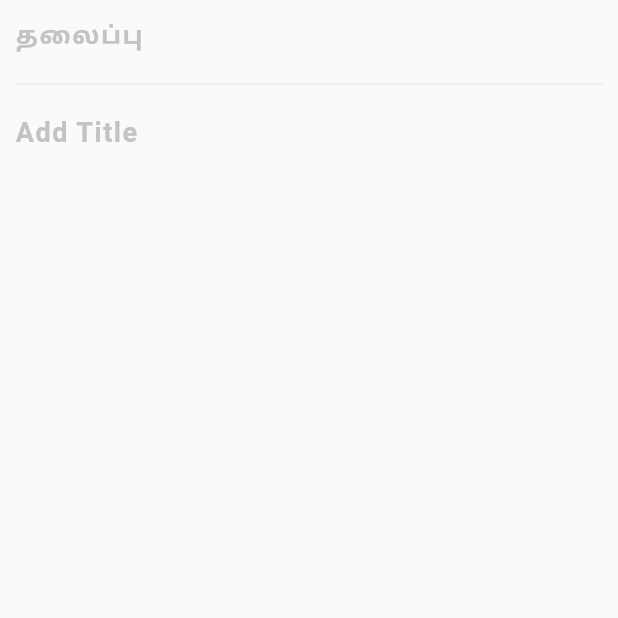
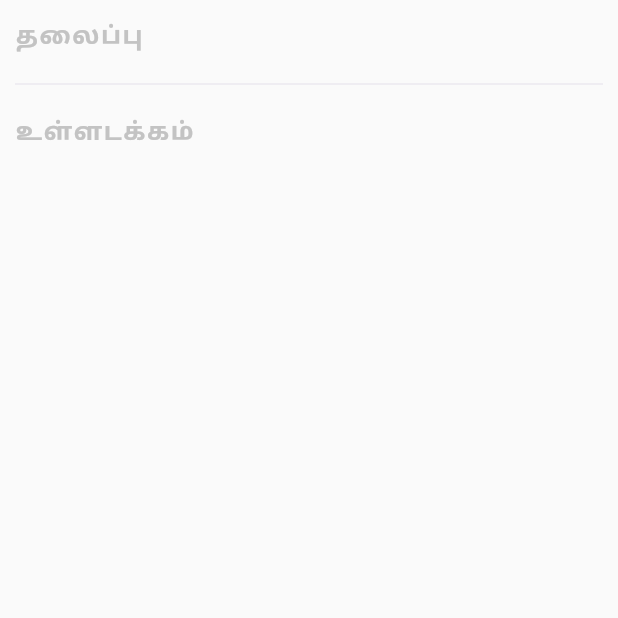
Before and after one commit to kishoreckd/Tamil_keyboard, a Flutter app: the screen it shows after launch, on a phone screen of 412 x 824 dp, the top half of it. Run offline on Flutter 3.47's test engine with Material 2 defaults, Android fonts, the phone set to English and light mode, and no system bars; our stand-ins replace firebase_core; accounts and stored records are empty; Roboto replaces fonts that are missing (Montserrat).

Commit message:
text field changed

```diff
--- a/lib/screens/keyboard.dart
+++ b/lib/screens/keyboard.dart
@@ -243,7 +243,7 @@ class TamilKeyboardState extends State<TamilKeyboard> {
                       // focusNode: _focusNode2,
                       decoration: const InputDecoration(
                         border: InputBorder.none,
-                        hintText: 'Add Title',
+                        hintText: 'உள்ளடக்கம்',
                         hintStyle: TextStyle(
                           fontSize: 18,
                           letterSpacing: 1,
```
